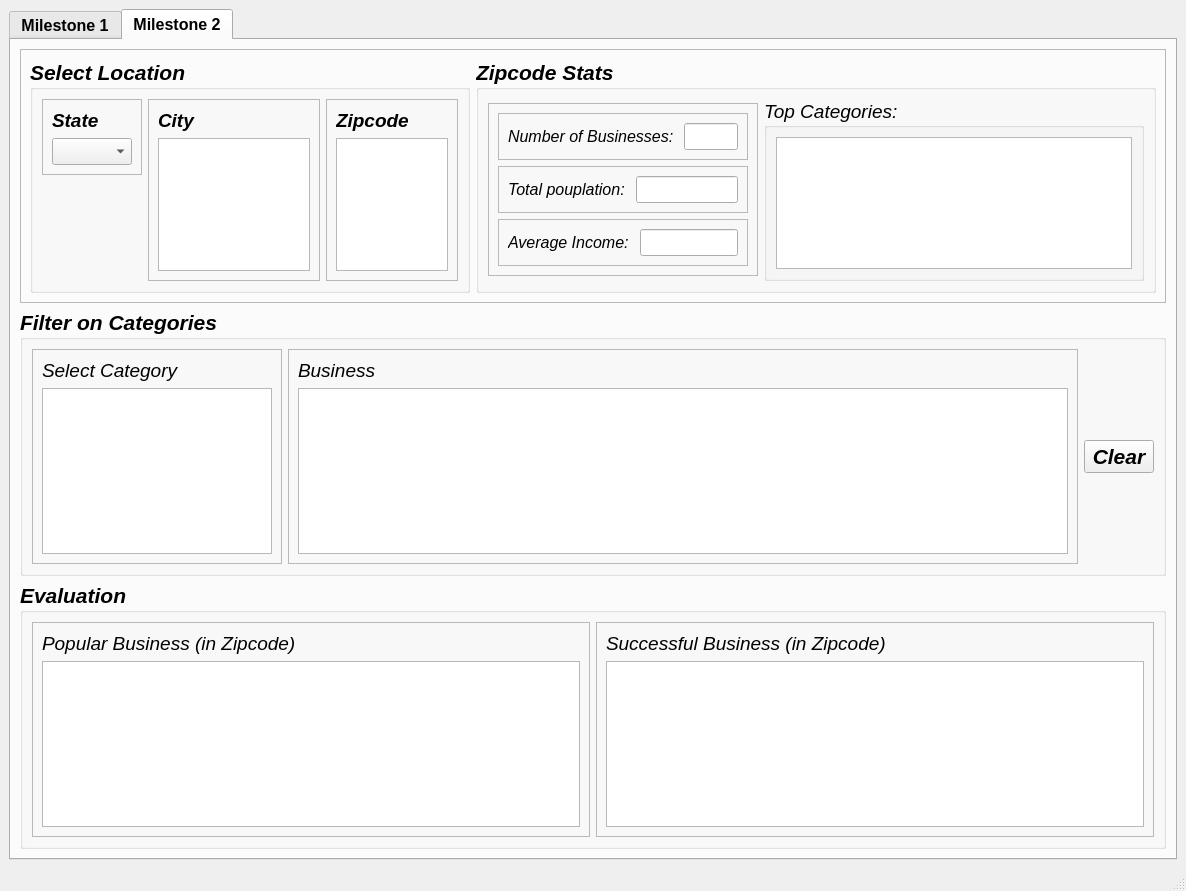
First picture: the form in MileStone1app/mw.ui, repository Harry908/Cpts_451, before the edit.
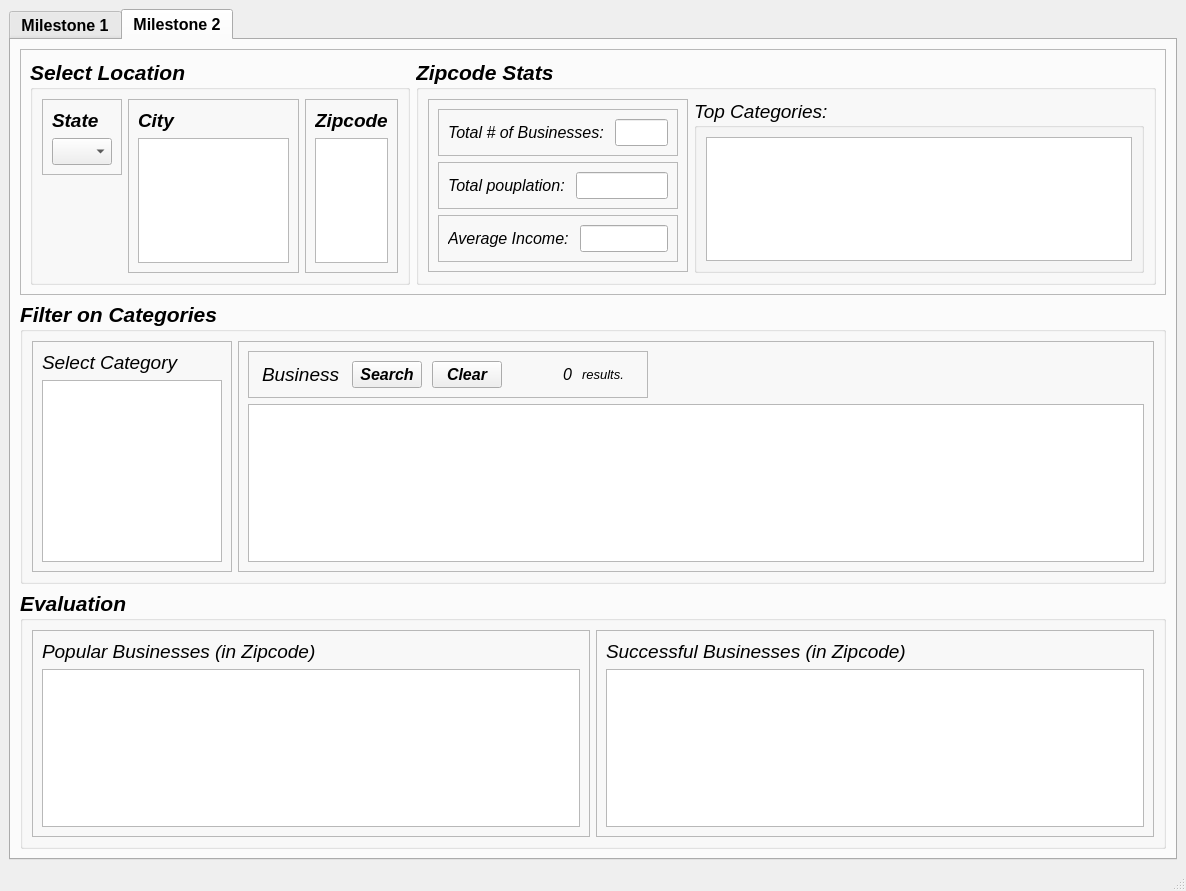
Second picture: the form after the edit.

Commit message: Finish coding

```diff
--- a/MileStone1app/mw.ui
+++ b/MileStone1app/mw.ui
@@ -288,7 +288,7 @@
             <widget class="QGroupBox" name="SelectLocation">
              <property name="maximumSize">
               <size>
-               <width>440</width>
+               <width>380</width>
                <height>16777215</height>
               </size>
              </property>
@@ -309,7 +309,7 @@
                <widget class="QFrame" name="frame">
                 <property name="maximumSize">
                  <size>
-                  <width>100</width>
+                  <width>80</width>
                   <height>16777215</height>
                  </size>
                 </property>
@@ -362,7 +362,7 @@
                <widget class="QFrame" name="frame_2">
                 <property name="maximumSize">
                  <size>
-                  <width>220</width>
+                  <width>200</width>
                   <height>16777215</height>
                  </size>
                 </property>
@@ -409,7 +409,7 @@
                <widget class="QFrame" name="frame_4">
                 <property name="maximumSize">
                  <size>
-                  <width>180</width>
+                  <width>100</width>
                   <height>16777215</height>
                  </size>
                 </property>
@@ -474,7 +474,7 @@
                <widget class="QFrame" name="frame_7">
                 <property name="maximumSize">
                  <size>
-                  <width>270</width>
+                  <width>260</width>
                   <height>16777215</height>
                  </size>
                 </property>
@@ -506,7 +506,7 @@
                        </font>
                       </property>
                       <property name="text">
-                       <string>Number of Businesses: </string>
+                       <string>Total # of Businesses: </string>
                       </property>
                      </widget>
                     </item>
@@ -691,10 +691,19 @@
             <widget class="QFrame" name="frame_9">
              <property name="maximumSize">
               <size>
-               <width>250</width>
+               <width>200</width>
                <height>16777215</height>
               </size>
              </property>
+             <property name="font">
+              <font>
+               <family>Segoe UI</family>
+               <pointsize>12</pointsize>
+               <weight>50</weight>
+               <italic>false</italic>
+               <bold>false</bold>
+              </font>
+             </property>
              <property name="frameShape">
               <enum>QFrame::StyledPanel</enum>
              </property>
@@ -719,7 +728,20 @@
                </widget>
               </item>
               <item>
-               <widget class="QListWidget" name="fCateList"/>
+               <widget class="QListWidget" name="fCateList">
+                <property name="font">
+                 <font>
+                  <family>Segoe UI</family>
+                  <pointsize>12</pointsize>
+                  <weight>50</weight>
+                  <italic>false</italic>
+                  <bold>false</bold>
+                 </font>
+                </property>
+                <property name="editTriggers">
+                 <set>QAbstractItemView::NoEditTriggers</set>
+                </property>
+               </widget>
               </item>
              </layout>
             </widget>
@@ -742,20 +764,145 @@
               <enum>QFrame::Raised</enum>
              </property>
              <layout class="QVBoxLayout" name="verticalLayout_8">
-              <item>
-               <widget class="QLabel" name="label_10">
-                <property name="font">
-                 <font>
-                  <family>Segoe UI</family>
-                  <pointsize>14</pointsize>
-                  <weight>50</weight>
-                  <italic>true</italic>
-                  <bold>false</bold>
-                 </font>
+              <item alignment="Qt::AlignLeft|Qt::AlignBottom">
+               <widget class="QFrame" name="frame_13">
+                <property name="minimumSize">
+                 <size>
+                  <width>400</width>
+                  <height>0</height>
+                 </size>
                 </property>
-                <property name="text">
-                 <string>Business</string>
+                <property name="maximumSize">
+                 <size>
+                  <width>800</width>
+                  <height>50</height>
+                 </size>
                 </property>
+                <property name="frameShape">
+                 <enum>QFrame::StyledPanel</enum>
+                </property>
+                <property name="frameShadow">
+                 <enum>QFrame::Raised</enum>
+                </property>
+                <layout class="QHBoxLayout" name="horizontalLayout_13">
+                 <item>
+                  <widget class="QLabel" name="label_10">
+                   <property name="maximumSize">
+                    <size>
+                     <width>80</width>
+                     <height>16777215</height>
+                    </size>
+                   </property>
+                   <property name="font">
+                    <font>
+                     <family>Segoe UI</family>
+                     <pointsize>14</pointsize>
+                     <weight>50</weight>
+                     <italic>true</italic>
+                     <bold>false</bold>
+                    </font>
+                   </property>
+                   <property name="text">
+                    <string>Business </string>
+                   </property>
+                  </widget>
+                 </item>
+                 <item>
+                  <widget class="QPushButton" name="searchBBtn">
+                   <property name="maximumSize">
+                    <size>
+                     <width>70</width>
+                     <height>16777215</height>
+                    </size>
+                   </property>
+                   <property name="text">
+                    <string>Search</string>
+                   </property>
+                  </widget>
+                 </item>
+                 <item>
+                  <widget class="QPushButton" name="clearFBBtn">
+                   <property name="maximumSize">
+                    <size>
+                     <width>70</width>
+                     <height>70</height>
+                    </size>
+                   </property>
+                   <property name="text">
+                    <string>Clear</string>
+                   </property>
+                  </widget>
+                 </item>
+                 <item>
+                  <spacer name="horizontalSpacer_2">
+                   <property name="orientation">
+                    <enum>Qt::Horizontal</enum>
+                   </property>
+                   <property name="sizeType">
+                    <enum>QSizePolicy::Fixed</enum>
+                   </property>
+                   <property name="sizeHint" stdset="0">
+                    <size>
+                     <width>20</width>
+                     <height>20</height>
+                    </size>
+                   </property>
+                  </spacer>
+                 </item>
+                 <item>
+                  <widget class="QLabel" name="countLabel">
+                   <property name="sizePolicy">
+                    <sizepolicy hsizetype="Expanding" vsizetype="Preferred">
+                     <horstretch>0</horstretch>
+                     <verstretch>0</verstretch>
+                    </sizepolicy>
+                   </property>
+                   <property name="maximumSize">
+                    <size>
+                     <width>40</width>
+                     <height>16777215</height>
+                    </size>
+                   </property>
+                   <property name="font">
+                    <font>
+                     <family>Segoe UI</family>
+                     <pointsize>12</pointsize>
+                     <weight>50</weight>
+                     <italic>true</italic>
+                     <bold>false</bold>
+                    </font>
+                   </property>
+                   <property name="text">
+                    <string>0</string>
+                   </property>
+                   <property name="alignment">
+                    <set>Qt::AlignRight|Qt::AlignTrailing|Qt::AlignVCenter</set>
+                   </property>
+                  </widget>
+                 </item>
+                 <item>
+                  <widget class="QLabel" name="label_13">
+                   <property name="maximumSize">
+                    <size>
+                     <width>50</width>
+                     <height>16777215</height>
+                    </size>
+                   </property>
+                   <property name="font">
+                    <font>
+                     <family>Segoe UI</family>
+                     <pointsize>10</pointsize>
+                     <weight>50</weight>
+                     <italic>true</italic>
+                     <bold>false</bold>
+                    </font>
+                   </property>
+                   <property name="text">
+                    <string>results.</string>
+                   </property>
+                  </widget>
+                 </item>
+                </layout>
                </widget>
               </item>
               <item>
@@ -780,19 +927,6 @@
              </layout>
             </widget>
            </item>
-           <item>
-            <widget class="QPushButton" name="clearFBButton">
-             <property name="maximumSize">
-              <size>
-               <width>70</width>
-               <height>16777215</height>
-              </size>
-             </property>
-             <property name="text">
-              <string>Clear</string>
-             </property>
-            </widget>
-           </item>
           </layout>
          </widget>
         </item>
@@ -832,7 +966,7 @@
                  </font>
                 </property>
                 <property name="text">
-                 <string>Popular Business (in Zipcode)</string>
+                 <string>Popular Businesses (in Zipcode)</string>
                 </property>
                </widget>
               </item>
@@ -879,7 +1013,7 @@
                  </font>
                 </property>
                 <property name="text">
-                 <string>Successful Business (in Zipcode)</string>
+                 <string>Successful Businesses (in Zipcode)</string>
                 </property>
                </widget>
               </item>
```
Left out of the diff: 18 changed lines with no effect on the pictures. The commit also changes 1 other file.
